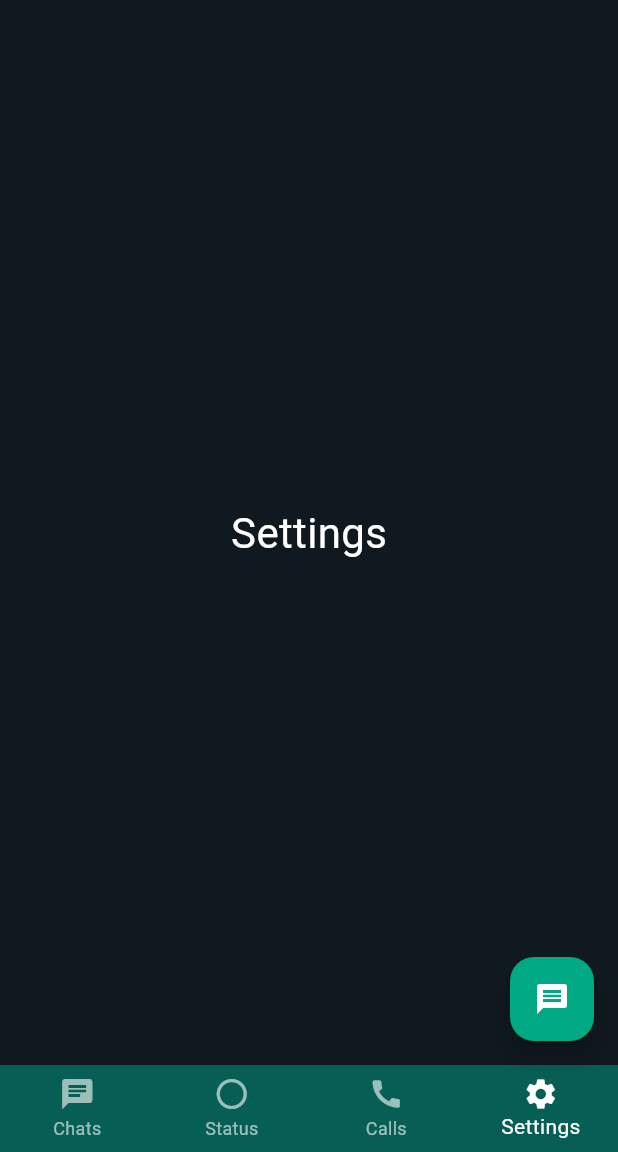
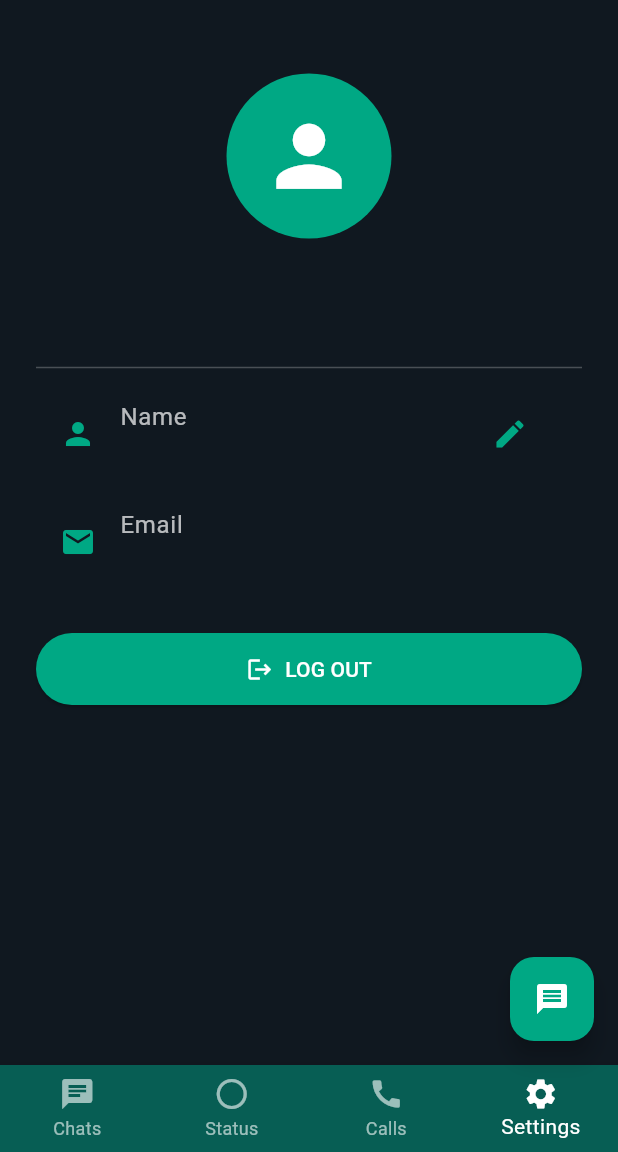
Before and after one commit to muhammaharish37-svg/MR-ChatWave, a Flutter app: the screen it shows once a user with an empty profile is signed in, item 4 of the bottom bar chosen, on a phone screen of 412 x 824 dp, the part 84-1236 px from its top. Run offline on Flutter 3.47's test engine with Material 3 defaults, Android fonts, the phone set to English and light mode, and no system bars; our stand-ins replace firebase_auth, firebase_core; accounts and stored records are empty.

Commit message:
Add editable user profile

```diff
--- a/lib/main.dart
+++ b/lib/main.dart
@@ -84,7 +84,9 @@ class _HomeScreenState extends State<HomeScreen> {
           SizedBox(width: 12),
         ],
       ),
-      body: selectedIndex == 0
+      body: selectedIndex == 3
+          ? const ProfileScreen()
+          : selectedIndex == 0
           ? ListView(
               children: const [
                 ChatTile('Ali Khan', 'Hello bro!', '10:30'),
@@ -174,3 +176,134 @@ class ChatTile extends StatelessWidget {
     );
   }
 }
+
+
+
+
+class ProfileScreen extends StatefulWidget {
+  const ProfileScreen({super.key});
+
+  @override
+  State<ProfileScreen> createState() => _ProfileScreenState();
+}
+
+class _ProfileScreenState extends State<ProfileScreen> {
+  Future<void> _editName() async {
+    final user = FirebaseAuth.instance.currentUser;
+    if (user == null) return;
+
+    final controller = TextEditingController(
+      text: user.displayName ?? "",
+    );
+
+    await showDialog(
+      context: context,
+      builder: (dialogContext) => AlertDialog(
+        title: const Text("Edit Name"),
+        content: TextField(
+          controller: controller,
+          autofocus: true,
+          decoration: const InputDecoration(
+            hintText: "Enter your name",
+          ),
+        ),
+        actions: [
+          TextButton(
+            onPressed: () => Navigator.pop(dialogContext),
+            child: const Text("CANCEL"),
+          ),
+          ElevatedButton(
+            onPressed: () async {
+              final name = controller.text.trim();
+              if (name.isEmpty) return;
+
+              try {
+                await user.updateDisplayName(name);
+                await user.reload();
+
+                if (!mounted || !dialogContext.mounted) return;
+                setState(() {});
+                Navigator.pop(dialogContext);
+
+                ScaffoldMessenger.of(context).showSnackBar(
+                  const SnackBar(content: Text("Name updated successfully")),
+                );
+              } catch (e) {
+                if (!dialogContext.mounted) return;
+                ScaffoldMessenger.of(dialogContext).showSnackBar(
+                  SnackBar(content: Text("Error: $e")),
+                );
+              }
+            },
+            child: const Text("SAVE"),
+          ),
+        ],
+      ),
+    );
+
+    controller.dispose();
+  }
+
+  @override
+  Widget build(BuildContext context) {
+    final user = FirebaseAuth.instance.currentUser;
+
+    return ListView(
+      padding: const EdgeInsets.all(24),
+      children: [
+        const SizedBox(height: 25),
+        const CircleAvatar(
+          radius: 55,
+          backgroundColor: Color(0xFF00A884),
+          child: Icon(Icons.person, size: 65, color: Colors.white),
+        ),
+        const SizedBox(height: 20),
+        Center(
+          child: Text(
+            user?.displayName ?? "MR ChatWave User",
+            style: const TextStyle(
+              color: Colors.white,
+              fontSize: 23,
+              fontWeight: FontWeight.bold,
+            ),
+          ),
+        ),
+        const SizedBox(height: 25),
+        const Divider(color: Colors.white24),
+        ListTile(
+          leading: const Icon(Icons.person, color: Color(0xFF00A884)),
+          title: const Text("Name", style: TextStyle(color: Colors.white70)),
+          subtitle: Text(
+            user?.displayName ?? "Name not set",
+            style: const TextStyle(color: Colors.white),
+          ),
+          trailing: IconButton(
+            icon: const Icon(Icons.edit, color: Color(0xFF00A884)),
+            onPressed: _editName,
+          ),
+        ),
+        ListTile(
+          leading: const Icon(Icons.email, color: Color(0xFF00A884)),
+          title: const Text("Email", style: TextStyle(color: Colors.white70)),
+          subtitle: Text(
+            user?.email ?? "No email",
+            style: const TextStyle(color: Colors.white),
+          ),
+        ),
+        const SizedBox(height: 25),
+        ElevatedButton.icon(
+          style: ElevatedButton.styleFrom(
+            backgroundColor: const Color(0xFF00A884),
+            foregroundColor: Colors.white,
+            padding: const EdgeInsets.all(14),
+          ),
+          onPressed: () async {
+            await FirebaseAuth.instance.signOut();
+          },
+          icon: const Icon(Icons.logout),
+          label: const Text("LOG OUT"),
+        ),
+      ],
+    );
+  }
+}
```
